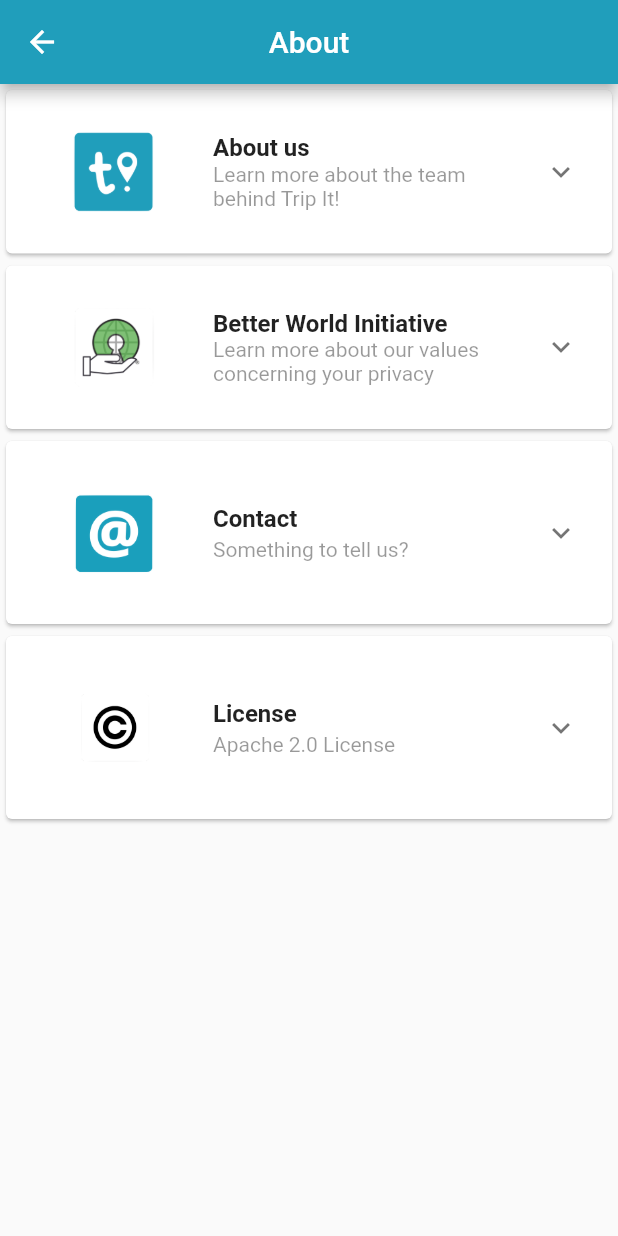
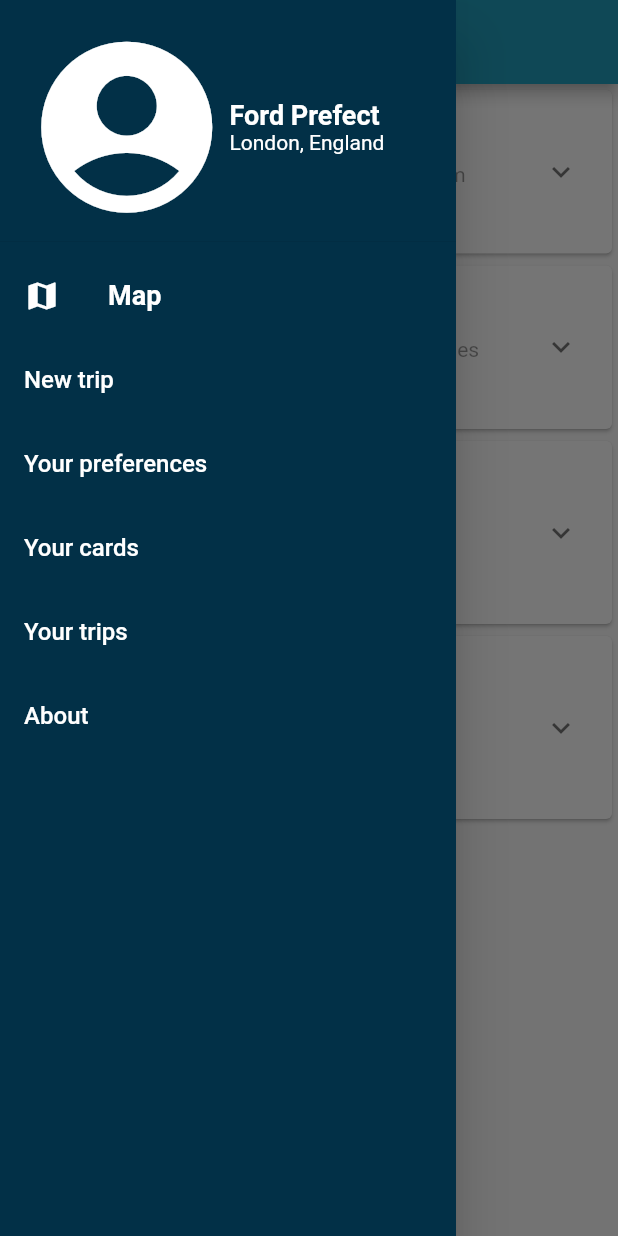
Before and after one commit to Trip-It/trip-it, a Flutter app: the AboutScreen screen opened by its route, with the side drawer open (before the commit the screen has no drawer), on a phone screen of 412 x 824 dp. Run offline on Flutter 3.47's test engine with Material 2 defaults, Android fonts, the phone set to English and light mode, and no system bars; our stand-ins replace auto_size_text, flutter_map, geolocator, latlong, sqflite, webview_flutter; missing offline and left inert: flutter_fluid_slider, nominatim_location_picker; accounts and stored records are empty.

Commit message:
Revert "Revert "Added a drawer to every main screen""
This reverts commit 72bf323ea3c256132031ded407a23ced8dda0181.

```diff
--- a/lib/screens/about.dart
+++ b/lib/screens/about.dart
@@ -1,5 +1,6 @@
 import 'package:flutter/material.dart';
 import 'package:trip_it_app/widgets/about_list_view.dart';
+import 'package:trip_it_app/widgets/drawer.dart';
 
 class AboutScreen extends StatelessWidget {
   static const routeName = '/about';
@@ -12,6 +13,7 @@ class AboutScreen extends StatelessWidget {
           centerTitle: true,
           title: Text("About"),
         ),
+        drawer: DrawerWidget(),
         body: Center(
           child: AboutWidget(),
         )
--- a/lib/screens/cards.dart
+++ b/lib/screens/cards.dart
@@ -6,6 +6,7 @@ import 'package:trip_it_app/theme.dart';
 import 'package:trip_it_app/services/database_manager.dart';
 import 'package:trip_it_app/widgets/cards_list_view.dart';
 import 'package:trip_it_app/widgets/search_bar_list.dart';
+import 'package:trip_it_app/widgets/drawer.dart';
 
 class CardsScreen extends StatefulWidget {
   static const routeName = '/cards';
@@ -33,6 +34,7 @@ class _CardsScreenState extends State<CardsScreen> {
         title: Text("Your Cards"),
         centerTitle: true,
       ),
+      drawer: DrawerWidget(),
       floatingActionButton: FloatingActionButton(
         child: Icon(Icons.add),
         onPressed: () {
--- a/lib/screens/home.dart
+++ b/lib/screens/home.dart
@@ -52,8 +52,8 @@ class _HomeScreenState extends State<HomeScreen> {
         appBar: AppBar(
           centerTitle: true,
           title: Text("Trip it!"),
-        ),
-        drawer: DrawerWidget(),
+        ),drawer: DrawerWidget(),
+
         body: NominatimLocationPicker(
             searchHint: 'Search for a place',
             awaitingForLocation: "Waiting to get your location",
--- a/lib/screens/preferences.dart
+++ b/lib/screens/preferences.dart
@@ -8,6 +8,7 @@ import 'package:trip_it_app/widgets/checkbox_options.dart';
 import 'package:trip_it_app/widgets/switch_options.dart';
 import 'package:trip_it_app/services/profiles_manager.dart';
 import 'package:trip_it_app/models/profile.dart';
+import 'package:trip_it_app/widgets/drawer.dart';
 
 class PreferencesScreen extends StatelessWidget {
   static const routeName = '/preferences';
@@ -19,6 +20,7 @@ class PreferencesScreen extends StatelessWidget {
           centerTitle: true,
           title: Text("Preferences"),
         ),
+      drawer: DrawerWidget(),
       body: ListView(
         padding: EdgeInsets.all(12.0),
         children: <Widget>[
--- a/lib/screens/profiles.dart
+++ b/lib/screens/profiles.dart
@@ -1,5 +1,6 @@
 import 'package:flutter/material.dart';
 import 'package:trip_it_app/theme.dart';
+import 'package:trip_it_app/widgets/drawer.dart';
 
 class ProfilesScreen extends StatelessWidget {
   static const routeName = '/profiles';
@@ -13,6 +14,7 @@ class ProfilesScreen extends StatelessWidget {
           centerTitle: true,
           title: Text("Profiles"),
         ),
+        drawer: DrawerWidget(),
         body: Container(
           decoration: BoxDecoration(
             color: TripItColors.primaryDarkBlue,
--- a/lib/screens/trip.dart
+++ b/lib/screens/trip.dart
@@ -1,4 +1,5 @@
 import 'package:flutter/material.dart';
+import 'package:trip_it_app/widgets/drawer.dart';
 
 class TripScreen extends StatelessWidget {
   static const routeName = '/trip';
@@ -11,6 +12,7 @@ class TripScreen extends StatelessWidget {
           centerTitle: true,
           title: Text("Trip"),
         ),
+        drawer: DrawerWidget(),
         body: Center(
           child: Text("New trip and so on..."),
         )
--- a/lib/widgets/drawer.dart
+++ b/lib/widgets/drawer.dart
@@ -5,6 +5,7 @@ import 'package:trip_it_app/screens/preferences.dart';
 import 'package:trip_it_app/screens/profiles.dart';
 import 'package:trip_it_app/screens/test.dart';
 import 'package:trip_it_app/screens/trip.dart';
+import 'package:trip_it_app/screens/home.dart';
 import 'package:trip_it_app/theme.dart';
 
 class DrawerWidget extends StatelessWidget{
@@ -77,6 +78,23 @@ class DrawerWidget extends StatelessWidget{
         ),
         Container(
           child: ListTile(
+            leading: Icon(Icons.map, color: Colors.white),
+            title: Text(
+              'Map',
+              style: TextStyle(
+                color: Colors.white,
+                fontSize: 18.0,
+                fontWeight: FontWeight.bold,
+              ),
+            ),
+            onTap: () {
+              Navigator.popAndPushNamed(context, HomeScreen.routeName);
+            },
+          ),
+          color: TripItColors.primaryDarkBlue,
+        ),
+        Container(
+          child: ListTile(
             title: Text(
               'New trip',
             style: TextStyle(
@@ -85,7 +103,7 @@ class DrawerWidget extends StatelessWidget{
             ),
             ),
             onTap: () {
-
+              Navigator.popAndPushNamed(context, TripScreen.routeName);
             },
           ),
           color: TripItColors.primaryDarkBlue,
```
Also changed, not shown: pubspec.lock, 1 other file.
